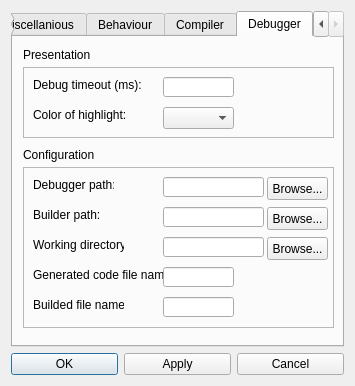
Before: the Qt Designer form qreal/qrgui/mainwindow/preferencesDialog.ui in qreal/qreal, drawn with Qt 5.
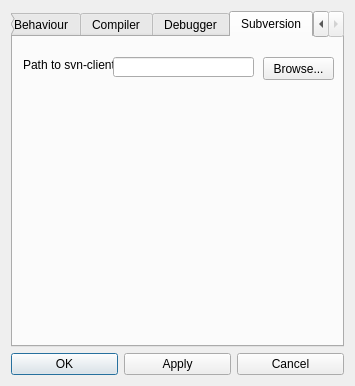
After: the same form once the commit is applied. Icons and pictures are not drawn.

```diff
--- a/qreal/qrgui/mainwindow/preferencesDialog.ui
+++ b/qreal/qrgui/mainwindow/preferencesDialog.ui
@@ -57,7 +57,7 @@
       <bool>true</bool>
      </property>
      <property name="currentIndex">
-      <number>4</number>
+      <number>5</number>
      </property>
      <widget class="QWidget" name="editorTab">
       <attribute name="title">
@@ -984,6 +984,47 @@
        </property>
       </widget>
      </widget>
+     <widget class="QWidget" name="svnTab">
+      <attribute name="title">
+       <string>Subversion</string>
+      </attribute>
+      <widget class="QLabel" name="label_26">
+       <property name="geometry">
+        <rect>
+         <x>10</x>
+         <y>20</y>
+         <width>91</width>
+         <height>16</height>
+        </rect>
+       </property>
+       <property name="text">
+        <string>Path to svn-client</string>
+       </property>
+      </widget>
+      <widget class="QLineEdit" name="pathToSvnClientLineEdit">
+       <property name="geometry">
+        <rect>
+         <x>100</x>
+         <y>20</y>
+         <width>141</width>
+         <height>20</height>
+        </rect>
+       </property>
+      </widget>
+      <widget class="QPushButton" name="browseSvnClientPushButton">
+       <property name="geometry">
+        <rect>
+         <x>250</x>
+         <y>20</y>
+         <width>71</width>
+         <height>23</height>
+        </rect>
+       </property>
+       <property name="text">
+        <string>Browse...</string>
+       </property>
+      </widget>
+     </widget>
     </widget>
    </item>
   </layout>
```
